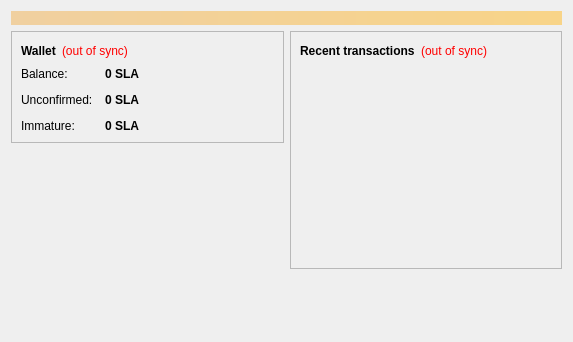
Qt form src/qt/forms/overviewpage.ui (deltatoken/sela-coin) before a commit.
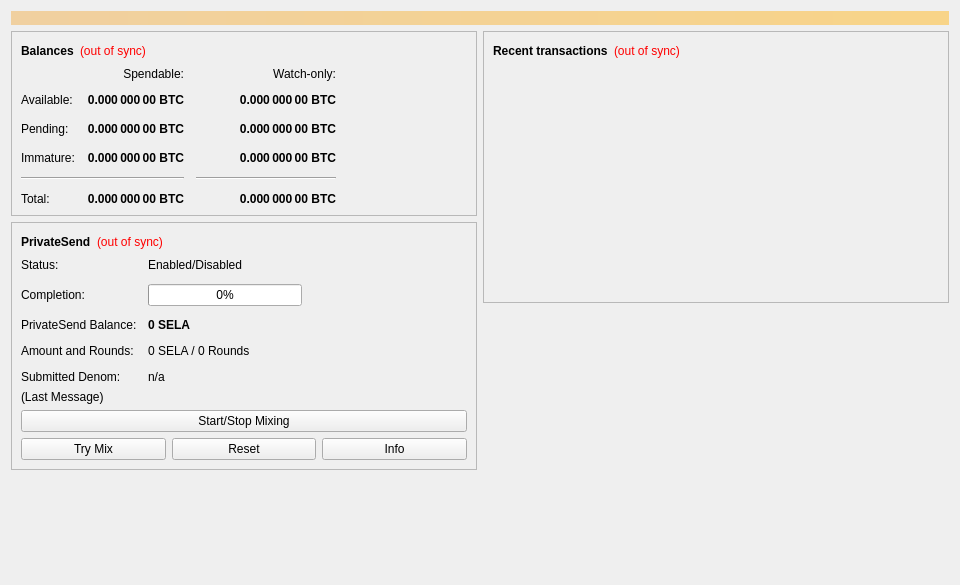
The same form after that commit.

```diff
--- a/src/qt/forms/overviewpage.ui
+++ b/src/qt/forms/overviewpage.ui
@@ -6,10 +6,16 @@
    <rect>
     <x>0</x>
     <y>0</y>
-    <width>573</width>
-    <height>342</height>
+    <width>960</width>
+    <height>585</height>
    </rect>
   </property>
+  <property name="minimumSize">
+   <size>
+    <width>960</width>
+    <height>0</height>
+   </size>
+  </property>
   <property name="windowTitle">
    <string>Form</string>
   </property>
@@ -20,7 +26,7 @@
       <bool>false</bool>
      </property>
      <property name="styleSheet">
-      <string notr="true">background-color: qlineargradient(x1: 0, y1: 0, x2: 1, y2: 0, stop:0 #F0D0A0, stop:1 #F8D488); color:#000000;</string>
+      <string notr="true">QLabel { background-color: qlineargradient(x1: 0, y1: 0, x2: 1, y2: 0, stop:0 #F0D0A0, stop:1 #F8D488); color:#000000; }</string>
      </property>
      <property name="wordWrap">
       <bool>true</bool>
@@ -54,7 +60,7 @@
                </font>
               </property>
               <property name="text">
-               <string>Wallet</string>
+               <string>Balances</string>
               </property>
              </widget>
             </item>
@@ -75,6 +81,159 @@
              </widget>
             </item>
             <item>
+             <spacer name="horizontalSpacer_3">
+              <property name="orientation">
+               <enum>Qt::Horizontal</enum>
+              </property>
+              <property name="sizeHint" stdset="0">
+               <size>
+                <width>40</width>
+                <height>20</height>
+               </size>
+              </property>
+             </spacer>
+            </item>
+           </layout>
+          </item>
+          <item>
+           <layout class="QGridLayout" name="gridLayout">
+            <property name="spacing">
+             <number>12</number>
+            </property>
+            <item row="2" column="2">
+             <widget class="QLabel" name="labelWatchPending">
+              <property name="font">
+               <font>
+                <weight>75</weight>
+                <bold>true</bold>
+               </font>
+              </property>
+              <property name="cursor">
+               <cursorShape>IBeamCursor</cursorShape>
+              </property>
+              <property name="toolTip">
+               <string>Unconfirmed transactions to watch-only addresses</string>
+              </property>
+              <property name="text">
+               <string notr="true">0.000 000 00 BTC</string>
+              </property>
+              <property name="alignment">
+               <set>Qt::AlignRight|Qt::AlignTrailing|Qt::AlignVCenter</set>
+              </property>
+              <property name="textInteractionFlags">
+               <set>Qt::LinksAccessibleByMouse|Qt::TextSelectableByKeyboard|Qt::TextSelectableByMouse</set>
+              </property>
+             </widget>
+            </item>
+            <item row="2" column="1">
+             <widget class="QLabel" name="labelUnconfirmed">
+              <property name="font">
+               <font>
+                <weight>75</weight>
+                <bold>true</bold>
+               </font>
+              </property>
+              <property name="cursor">
+               <cursorShape>IBeamCursor</cursorShape>
+              </property>
+              <property name="toolTip">
+               <string>Total of transactions that have yet to be confirmed, and do not yet count toward the spendable balance</string>
+              </property>
+              <property name="text">
+               <string notr="true">0.000 000 00 BTC</string>
+              </property>
+              <property name="alignment">
+               <set>Qt::AlignRight|Qt::AlignTrailing|Qt::AlignVCenter</set>
+              </property>
+              <property name="textInteractionFlags">
+               <set>Qt::LinksAccessibleByMouse|Qt::TextSelectableByKeyboard|Qt::TextSelectableByMouse</set>
+              </property>
+             </widget>
+            </item>
+            <item row="3" column="2">
+             <widget class="QLabel" name="labelWatchImmature">
+              <property name="font">
+               <font>
+                <weight>75</weight>
+                <bold>true</bold>
+               </font>
+              </property>
+              <property name="cursor">
+               <cursorShape>IBeamCursor</cursorShape>
+              </property>
+              <property name="toolTip">
+               <string>Mined balance in watch-only addresses that has not yet matured</string>
+              </property>
+              <property name="text">
+               <string notr="true">0.000 000 00 BTC</string>
+              </property>
+              <property name="alignment">
+               <set>Qt::AlignRight|Qt::AlignTrailing|Qt::AlignVCenter</set>
+              </property>
+              <property name="textInteractionFlags">
+               <set>Qt::LinksAccessibleByMouse|Qt::TextSelectableByKeyboard|Qt::TextSelectableByMouse</set>
+              </property>
+             </widget>
+            </item>
+            <item row="4" column="0" colspan="2">
+             <widget class="Line" name="lineSpendableBalance">
+              <property name="orientation">
+               <enum>Qt::Horizontal</enum>
+              </property>
+             </widget>
+            </item>
+            <item row="4" column="2">
+             <widget class="Line" name="lineWatchBalance">
+              <property name="sizePolicy">
+               <sizepolicy hsizetype="Preferred" vsizetype="Fixed">
+                <horstretch>0</horstretch>
+                <verstretch>0</verstretch>
+               </sizepolicy>
+              </property>
+              <property name="minimumSize">
+               <size>
+                <width>140</width>
+                <height>0</height>
+               </size>
+              </property>
+              <property name="orientation">
+               <enum>Qt::Horizontal</enum>
+              </property>
+             </widget>
+            </item>
+            <item row="5" column="0">
+             <widget class="QLabel" name="labelTotalText">
+              <property name="text">
+               <string>Total:</string>
+              </property>
+             </widget>
+            </item>
+            <item row="3" column="1">
+             <widget class="QLabel" name="labelImmature">
+              <property name="font">
+               <font>
+                <weight>75</weight>
+                <bold>true</bold>
+               </font>
+              </property>
+              <property name="cursor">
+               <cursorShape>IBeamCursor</cursorShape>
+              </property>
+              <property name="toolTip">
+               <string>Mined balance that has not yet matured</string>
+              </property>
+              <property name="text">
+               <string notr="true">0.000 000 00 BTC</string>
+              </property>
+              <property name="alignment">
+               <set>Qt::AlignRight|Qt::AlignTrailing|Qt::AlignVCenter</set>
+              </property>
+              <property name="textInteractionFlags">
+               <set>Qt::LinksAccessibleByMouse|Qt::TextSelectableByKeyboard|Qt::TextSelectableByMouse</set>
+              </property>
+             </widget>
+            </item>
+            <item row="2" column="3">
              <spacer name="horizontalSpacer_2">
               <property name="orientation">
                <enum>Qt::Horizontal</enum>
@@ -87,103 +246,391 @@
               </property>
              </spacer>
             </item>
+            <item row="3" column="0">
+             <widget class="QLabel" name="labelImmatureText">
+              <property name="text">
+               <string>Immature:</string>
+              </property>
+             </widget>
+            </item>
+            <item row="5" column="1">
+             <widget class="QLabel" name="labelTotal">
+              <property name="font">
+               <font>
+                <weight>75</weight>
+                <bold>true</bold>
+               </font>
+              </property>
+              <property name="cursor">
+               <cursorShape>IBeamCursor</cursorShape>
+              </property>
+              <property name="toolTip">
+               <string>Your current total balance</string>
+              </property>
+              <property name="text">
+               <string notr="true">0.000 000 00 BTC</string>
+              </property>
+              <property name="alignment">
+               <set>Qt::AlignRight|Qt::AlignTrailing|Qt::AlignVCenter</set>
+              </property>
+              <property name="textInteractionFlags">
+               <set>Qt::LinksAccessibleByMouse|Qt::TextSelectableByKeyboard|Qt::TextSelectableByMouse</set>
+              </property>
+             </widget>
+            </item>
+            <item row="5" column="2">
+             <widget class="QLabel" name="labelWatchTotal">
+              <property name="font">
+               <font>
+                <weight>75</weight>
+                <bold>true</bold>
+               </font>
+              </property>
+              <property name="cursor">
+               <cursorShape>IBeamCursor</cursorShape>
+              </property>
+              <property name="toolTip">
+               <string>Current total balance in watch-only addresses</string>
+              </property>
+              <property name="text">
+               <string notr="true">0.000 000 00 BTC</string>
+              </property>
+              <property name="alignment">
+               <set>Qt::AlignRight|Qt::AlignTrailing|Qt::AlignVCenter</set>
+              </property>
+              <property name="textInteractionFlags">
+               <set>Qt::LinksAccessibleByMouse|Qt::TextSelectableByKeyboard|Qt::TextSelectableByMouse</set>
+              </property>
+             </widget>
+            </item>
+            <item row="0" column="2">
+             <widget class="QLabel" name="labelWatchonly">
+              <property name="text">
+               <string>Watch-only:</string>
+              </property>
+              <property name="alignment">
+               <set>Qt::AlignRight|Qt::AlignTrailing|Qt::AlignVCenter</set>
+              </property>
+             </widget>
+            </item>
+            <item row="1" column="0">
+             <widget class="QLabel" name="labelBalanceText">
+              <property name="text">
+               <string>Available:</string>
+              </property>
+             </widget>
+            </item>
+            <item row="1" column="1">
+             <widget class="QLabel" name="labelBalance">
+              <property name="font">
+               <font>
+                <weight>75</weight>
+                <bold>true</bold>
+               </font>
+              </property>
+              <property name="cursor">
+               <cursorShape>IBeamCursor</cursorShape>
+              </property>
+              <property name="toolTip">
+               <string>Your current spendable balance</string>
+              </property>
+              <property name="text">
+               <string notr="true">0.000 000 00 BTC</string>
+              </property>
+              <property name="alignment">
+               <set>Qt::AlignRight|Qt::AlignTrailing|Qt::AlignVCenter</set>
+              </property>
+              <property name="textInteractionFlags">
+               <set>Qt::LinksAccessibleByMouse|Qt::TextSelectableByKeyboard|Qt::TextSelectableByMouse</set>
+              </property>
+             </widget>
+            </item>
+            <item row="1" column="2">
+             <widget class="QLabel" name="labelWatchAvailable">
+              <property name="font">
+               <font>
+                <weight>75</weight>
+                <bold>true</bold>
+               </font>
+              </property>
+              <property name="cursor">
+               <cursorShape>IBeamCursor</cursorShape>
+              </property>
+              <property name="toolTip">
+               <string>Your current balance in watch-only addresses</string>
+              </property>
+              <property name="text">
+               <string notr="true">0.000 000 00 BTC</string>
+              </property>
+              <property name="alignment">
+               <set>Qt::AlignRight|Qt::AlignTrailing|Qt::AlignVCenter</set>
+              </property>
+              <property name="textInteractionFlags">
+               <set>Qt::LinksAccessibleByMouse|Qt::TextSelectableByKeyboard|Qt::TextSelectableByMouse</set>
+              </property>
+             </widget>
+            </item>
+            <item row="2" column="0">
+             <widget class="QLabel" name="labelPendingText">
+              <property name="text">
+               <string>Pending:</string>
+              </property>
+             </widget>
+            </item>
+            <item row="0" column="1">
+             <widget class="QLabel" name="labelSpendable">
+              <property name="text">
+               <string>Spendable:</string>
+              </property>
+              <property name="alignment">
+               <set>Qt::AlignRight|Qt::AlignTrailing|Qt::AlignVCenter</set>
+              </property>
+             </widget>
+            </item>
            </layout>
           </item>
+         </layout>
+        </widget>
+       </item>
+       <item>
+        <widget class="QFrame" name="framePrivateSend">
+         <property name="layoutDirection">
+          <enum>Qt::LeftToRight</enum>
+         </property>
+         <property name="frameShape">
+          <enum>QFrame::StyledPanel</enum>
+         </property>
+         <property name="frameShadow">
+          <enum>QFrame::Raised</enum>
+         </property>
+         <layout class="QVBoxLayout" name="VerticalLayout_PS1">
           <item>
-           <layout class="QFormLayout" name="formLayout_2">
+           <layout class="QHBoxLayout" name="horizontalLayout_5">
+            <item>
+             <widget class="QLabel" name="labelPrivateSendHeader">
+              <property name="font">
+               <font>
+                <weight>75</weight>
+                <bold>true</bold>
+               </font>
+              </property>
+              <property name="text">
+               <string>PrivateSend</string>
+              </property>
+             </widget>
+            </item>
+            <item>
+             <widget class="QLabel" name="labelPrivateSendSyncStatus">
+              <property name="toolTip">
+               <string>The displayed information may be out of date. Your wallet automatically synchronizes with the SelaCoin network after a connection is established, but this process has not completed yet.</string>
+              </property>
+              <property name="styleSheet">
+               <string notr="true">QLabel { color: red; }</string>
+              </property>
+              <property name="text">
+               <string notr="true">(out of sync)</string>
+              </property>
+              <property name="alignment">
+               <set>Qt::AlignLeading|Qt::AlignLeft|Qt::AlignVCenter</set>
+              </property>
+             </widget>
+            </item>
+            <item>
+             <spacer name="horizontalSpacer_4">
+              <property name="orientation">
+               <enum>Qt::Horizontal</enum>
+              </property>
+              <property name="sizeHint" stdset="0">
+               <size>
+                <width>40</width>
+                <height>20</height>
+               </size>
+              </property>
+             </spacer>
+            </item>
+           </layout>
+          </item>
+          <item>
+           <layout class="QFormLayout" name="privateSendFormLayout">
             <property name="fieldGrowthPolicy">
              <enum>QFormLayout::AllNonFixedFieldsGrow</enum>
             </property>
             <property name="horizontalSpacing">
-             <number>12</number>
+             <number>11</number>
             </property>
             <property name="verticalSpacing">
              <number>12</number>
             </property>
             <item row="0" column="0">
-             <widget class="QLabel" name="label">
+             <widget class="QLabel" name="labelPrivateSendEnabledText">
               <property name="text">
-               <string>Balance:</string>
+               <string>Status:</string>
               </property>
              </widget>
             </item>
             <item row="0" column="1">
-             <widget class="QLabel" name="labelBalance">
-              <property name="font">
-               <font>
-                <weight>75</weight>
-                <bold>true</bold>
-               </font>
-              </property>
-              <property name="cursor">
-               <cursorShape>IBeamCursor</cursorShape>
-              </property>
-              <property name="toolTip">
-               <string>Your current balance</string>
-              </property>
+             <widget class="QLabel" name="labelPrivateSendEnabled">
               <property name="text">
-               <string notr="true">0 SLA</string>
-              </property>
-              <property name="textInteractionFlags">
-               <set>Qt::LinksAccessibleByMouse|Qt::TextSelectableByKeyboard|Qt::TextSelectableByMouse</set>
+               <string>Enabled/Disabled</string>
               </property>
              </widget>
             </item>
             <item row="1" column="0">
-             <widget class="QLabel" name="label_3">
+             <widget class="QLabel" name="labelCompletitionText">
               <property name="text">
-               <string>Unconfirmed:</string>
+               <string>Completion:</string>
               </property>
              </widget>
             </item>
             <item row="1" column="1">
-             <widget class="QLabel" name="labelUnconfirmed">
-              <property name="font">
-               <font>
-                <weight>75</weight>
-                <bold>true</bold>
-               </font>
+             <widget class="QProgressBar" name="privateSendProgress">
+              <property name="maximumSize">
+               <size>
+                <width>154</width>
+                <height>16777215</height>
+               </size>
               </property>
-              <property name="cursor">
-               <cursorShape>IBeamCursor</cursorShape>
-              </property>
-              <property name="toolTip">
-               <string>Total of transactions that have yet to be confirmed, and do not yet count toward the current balance</string>
-              </property>
-              <property name="text">
-               <string notr="true">0 SLA</string>
-              </property>
-              <property name="textInteractionFlags">
-               <set>Qt::LinksAccessibleByMouse|Qt::TextSelectableByKeyboard|Qt::TextSelectableByMouse</set>
+              <property name="value">
+               <number>0</number>
               </property>
              </widget>
             </item>
             <item row="2" column="0">
-             <widget class="QLabel" name="labelImmatureText">
+             <widget class="QLabel" name="labelAnonymizedText">
               <property name="text">
-               <string>Immature:</string>
+               <string>PrivateSend Balance:</string>
               </property>
              </widget>
             </item>
             <item row="2" column="1">
-             <widget class="QLabel" name="labelImmature">
+             <widget class="QLabel" name="labelAnonymized">
               <property name="font">
                <font>
                 <weight>75</weight>
                 <bold>true</bold>
                </font>
               </property>
+              <property name="text">
+               <string notr="true">0 SELA</string>
+              </property>
+             </widget>
+            </item>
+            <item row="3" column="0">
+             <widget class="QLabel" name="labelAmountAndRoundsText">
+              <property name="text">
+               <string>Amount and Rounds:</string>
+              </property>
+             </widget>
+            </item>
+            <item row="3" column="1">
+             <widget class="QLabel" name="labelAmountRounds">
+              <property name="text">
+               <string>0 SELA / 0 Rounds</string>
+              </property>
+             </widget>
+            </item>
+            <item row="4" column="0">
+             <widget class="QLabel" name="labelSubmittedDenomText">
+              <property name="text">
+               <string>Submitted Denom:</string>
+              </property>
+             </widget>
+            </item>
+            <item row="4" column="1">
+             <widget class="QLabel" name="labelSubmittedDenom">
               <property name="toolTip">
                <string>Mined balance that has not yet matured</string>
               </property>
               <property name="text">
-               <string notr="true">0 SLA</string>
+               <string>n/a</string>
               </property>
-              <property name="textInteractionFlags">
-               <set>Qt::LinksAccessibleByMouse|Qt::TextSelectableByKeyboard|Qt::TextSelectableByMouse</set>
+             </widget>
+            </item>
+           </layout>
+          </item>
+          <item>
+           <layout class="QVBoxLayout" name="VerticalLayout_PS">
+            <item>
+             <widget class="QLabel" name="labelPrivateSendLastMessage">
+              <property name="text">
+               <string>(Last Message)</string>
               </property>
+              <property name="alignment">
+               <set>Qt::AlignLeading|Qt::AlignLeft|Qt::AlignTop</set>
+              </property>
+              <property name="wordWrap">
+               <bool>true</bool>
+              </property>
              </widget>
             </item>
+            <item>
+             <widget class="QPushButton" name="togglePrivateSend">
+              <property name="sizePolicy">
+               <sizepolicy hsizetype="MinimumExpanding" vsizetype="Fixed">
+                <horstretch>0</horstretch>
+                <verstretch>0</verstretch>
+               </sizepolicy>
+              </property>
+              <property name="text">
+               <string>Start/Stop Mixing</string>
+              </property>
+             </widget>
+            </item>
+            <item>
+             <layout class="QHBoxLayout" name="horizontalLayout_debugbuttons">
+              <item>
+               <widget class="QPushButton" name="privateSendAuto">
+                <property name="sizePolicy">
+                 <sizepolicy hsizetype="MinimumExpanding" vsizetype="Fixed">
+                  <horstretch>0</horstretch>
+                  <verstretch>0</verstretch>
+                 </sizepolicy>
+                </property>
+                <property name="toolTip">
+                 <string>Try to manually submit a PrivateSend request.</string>
+                </property>
+                <property name="text">
+                 <string>Try Mix</string>
+                </property>
+               </widget>
+              </item>
+              <item>
+               <widget class="QPushButton" name="privateSendReset">
+                <property name="sizePolicy">
+                 <sizepolicy hsizetype="MinimumExpanding" vsizetype="Fixed">
+                  <horstretch>0</horstretch>
+                  <verstretch>0</verstretch>
+                 </sizepolicy>
+                </property>
+                <property name="toolTip">
+                 <string>Reset the current status of PrivateSend (can interrupt PrivateSend if it's in the process of Mixing, which can cost you money!)</string>
+                </property>
+                <property name="autoFillBackground">
+                 <bool>false</bool>
+                </property>
+                <property name="text">
+                 <string>Reset</string>
+                </property>
+               </widget>
+              </item>
+              <item>
+               <widget class="QPushButton" name="privateSendInfo">
+                <property name="sizePolicy">
+                 <sizepolicy hsizetype="MinimumExpanding" vsizetype="Fixed">
+                  <horstretch>0</horstretch>
+                  <verstretch>0</verstretch>
+                 </sizepolicy>
+                </property>
+                <property name="toolTip">
+                 <string>Information about PrivateSend and Mixing</string>
+                </property>
+                <property name="text">
+                 <string>Info</string>
+                </property>
+               </widget>
+              </item>
+             </layout>
+            </item>
            </layout>
           </item>
          </layout>
@@ -219,8 +666,14 @@
            <layout class="QHBoxLayout" name="horizontalLayout_2">
             <item>
              <widget class="QLabel" name="label_4">
+              <property name="font">
+               <font>
+                <weight>75</weight>
+                <bold>true</bold>
+               </font>
+              </property>
               <property name="text">
-               <string>&lt;b&gt;Recent transactions&lt;/b&gt;</string>
+               <string>Recent transactions</string>
               </property>
              </widget>
             </item>
@@ -236,7 +689,7 @@
                <string notr="true">(out of sync)</string>
               </property>
               <property name="alignment">
-               <set>Qt::AlignRight|Qt::AlignTrailing|Qt::AlignVCenter</set>
+               <set>Qt::AlignLeading|Qt::AlignLeft|Qt::AlignVCenter</set>
               </property>
              </widget>
             </item>
```
Left out of the diff: 9 changed lines with no effect on the pictures.
